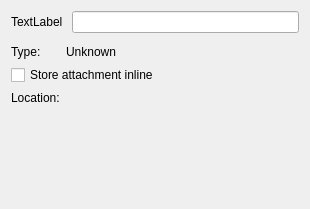
Above: incidenceeditor-ng/attachmenteditdialog.ui from chusopr/kdepim-ktimetracker-akonadi before the change. Below: the same form after it.
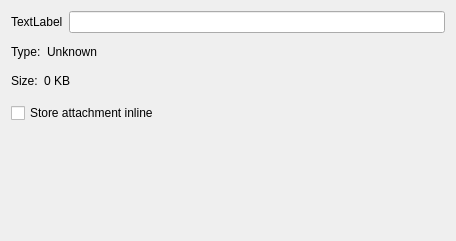
That is the form after the change. Custom widgets are drawn as their Qt base class.

Commit message: - Initialize field values properly - Add a widget for encodedData attachments.

```diff
--- a/incidenceeditor-ng/attachmenteditdialog.ui
+++ b/incidenceeditor-ng/attachmenteditdialog.ui
@@ -6,8 +6,8 @@
    <rect>
     <x>0</x>
     <y>0</y>
-    <width>299</width>
-    <height>209</height>
+    <width>445</width>
+    <height>241</height>
    </rect>
   </property>
   <property name="windowTitle">
@@ -15,37 +15,46 @@
   </property>
   <layout class="QGridLayout" name="gridLayout">
    <item row="0" column="0" colspan="2">
-    <widget class="QLabel" name="mIcon">
-     <property name="text">
-      <string>TextLabel</string>
-     </property>
-    </widget>
+    <layout class="QHBoxLayout" name="horizontalLayout">
+     <item>
+      <widget class="QLabel" name="mIcon">
+       <property name="text">
+        <string>TextLabel</string>
+       </property>
+      </widget>
+     </item>
+     <item>
+      <widget class="KLineEdit" name="mLabelEdit">
+       <property name="toolTip">
+        <string extracomment="@info:tooltip">Give the attachment a name</string>
+       </property>
+       <property name="whatsThis">
+        <string extracomment="@info:whatsthis">Type any string you desire here for the name of the attachment</string>
+       </property>
+       <property name="clickMessage">
+        <string extracomment="@label">Attachment name</string>
+       </property>
+      </widget>
+     </item>
+    </layout>
    </item>
-   <item row="0" column="2">
-    <widget class="KLineEdit" name="mLabelEdit">
-     <property name="clickMessage">
-      <string extracomment="@label">Attachment name</string>
-     </property>
-    </widget>
-   </item>
-   <item row="1" column="0" colspan="3">
+   <item row="1" column="0" colspan="2">
     <widget class="KSeparator" name="kseparator"/>
    </item>
-   <item row="2" column="0">
-    <widget class="QLabel" name="label">
-     <property name="text">
-      <string>Type:</string>
-     </property>
-    </widget>
-   </item>
-   <item row="2" column="1" colspan="2">
+   <item row="2" column="1">
     <widget class="QLabel" name="mTypeLabel">
+     <property name="sizePolicy">
+      <sizepolicy hsizetype="Expanding" vsizetype="Preferred">
+       <horstretch>0</horstretch>
+       <verstretch>0</verstretch>
+      </sizepolicy>
+     </property>
      <property name="text">
       <string>Unknown</string>
      </property>
     </widget>
    </item>
-   <item row="3" column="0" colspan="3">
+   <item row="4" column="0" colspan="2">
     <widget class="QCheckBox" name="mInlineCheck">
      <property name="toolTip">
       <string extracomment="@info:tooltip">Store the attachment file inside the calendar</string>
@@ -58,36 +67,114 @@
      </property>
     </widget>
    </item>
-   <item row="4" column="0">
-    <widget class="QLabel" name="label_2">
-     <property name="text">
-      <string>Location:</string>
-     </property>
-    </widget>
-   </item>
-   <item row="4" column="1" colspan="2">
-    <widget class="KUrlRequester" name="mURLRequester">
-     <property name="toolTip">
-      <string extracomment="@info:tooltip">Provide a location for the attachment file</string>
-     </property>
-     <property name="whatsThis">
-      <string extracomment="@info:whatsthis">Enter the path to the attachment file or use the file browser by pressing the adjacent button</string>
-     </property>
-    </widget>
-   </item>
-   <item row="5" column="0" colspan="3">
+   <item row="6" column="0" colspan="2">
     <spacer name="verticalSpacer">
      <property name="orientation">
       <enum>Qt::Vertical</enum>
      </property>
      <property name="sizeHint" stdset="0">
       <size>
-       <width>288</width>
-       <height>87</height>
+       <width>434</width>
+       <height>109</height>
       </size>
      </property>
     </spacer>
    </item>
+   <item row="3" column="0" colspan="2">
+    <widget class="QStackedWidget" name="mStackedWidget">
+     <property name="sizePolicy">
+      <sizepolicy hsizetype="Preferred" vsizetype="Fixed">
+       <horstretch>0</horstretch>
+       <verstretch>0</verstretch>
+      </sizepolicy>
+     </property>
+     <property name="currentIndex">
+      <number>1</number>
+     </property>
+     <widget class="QWidget" name="page">
+      <layout class="QHBoxLayout" name="horizontalLayout_2">
+       <property name="leftMargin">
+        <number>0</number>
+       </property>
+       <property name="rightMargin">
+        <number>0</number>
+       </property>
+       <item>
+        <widget class="QLabel" name="label_2">
+         <property name="sizePolicy">
+          <sizepolicy hsizetype="Minimum" vsizetype="Preferred">
+           <horstretch>0</horstretch>
+           <verstretch>0</verstretch>
+          </sizepolicy>
+         </property>
+         <property name="text">
+          <string>Location:</string>
+         </property>
+         <property name="alignment">
+          <set>Qt::AlignRight|Qt::AlignTrailing|Qt::AlignVCenter</set>
+         </property>
+        </widget>
+       </item>
+       <item>
+        <widget class="KUrlRequester" name="mURLRequester">
+         <property name="toolTip">
+          <string extracomment="@info:tooltip">Provide a location for the attachment file</string>
+         </property>
+         <property name="whatsThis">
+          <string extracomment="@info:whatsthis">Enter the path to the attachment file or use the file browser by pressing the adjacent button</string>
+         </property>
+        </widget>
+       </item>
+      </layout>
+     </widget>
+     <widget class="QWidget" name="page_2">
+      <layout class="QHBoxLayout" name="horizontalLayout_3">
+       <property name="leftMargin">
+        <number>0</number>
+       </property>
+       <property name="rightMargin">
+        <number>0</number>
+       </property>
+       <item>
+        <widget class="QLabel" name="label_3">
+         <property name="sizePolicy">
+          <sizepolicy hsizetype="Fixed" vsizetype="Preferred">
+           <horstretch>0</horstretch>
+           <verstretch>0</verstretch>
+          </sizepolicy>
+         </property>
+         <property name="text">
+          <string extracomment="@label">Size:</string>
+         </property>
+        </widget>
+       </item>
+       <item>
+        <widget class="QLabel" name="mSizeLabel">
+         <property name="text">
+          <string>0 KB</string>
+         </property>
+        </widget>
+       </item>
+      </layout>
+     </widget>
+    </widget>
+   </item>
+   <item row="2" column="0">
+    <widget class="QLabel" name="label">
+     <property name="sizePolicy">
+      <sizepolicy hsizetype="Minimum" vsizetype="Preferred">
+       <horstretch>0</horstretch>
+       <verstretch>0</verstretch>
+      </sizepolicy>
+     </property>
+     <property name="text">
+      <string>Type:</string>
+     </property>
+     <property name="alignment">
+      <set>Qt::AlignLeading|Qt::AlignLeft|Qt::AlignVCenter</set>
+     </property>
+    </widget>
+   </item>
   </layout>
  </widget>
  <customwidgets>
```
The commit also changes 1 other file.
